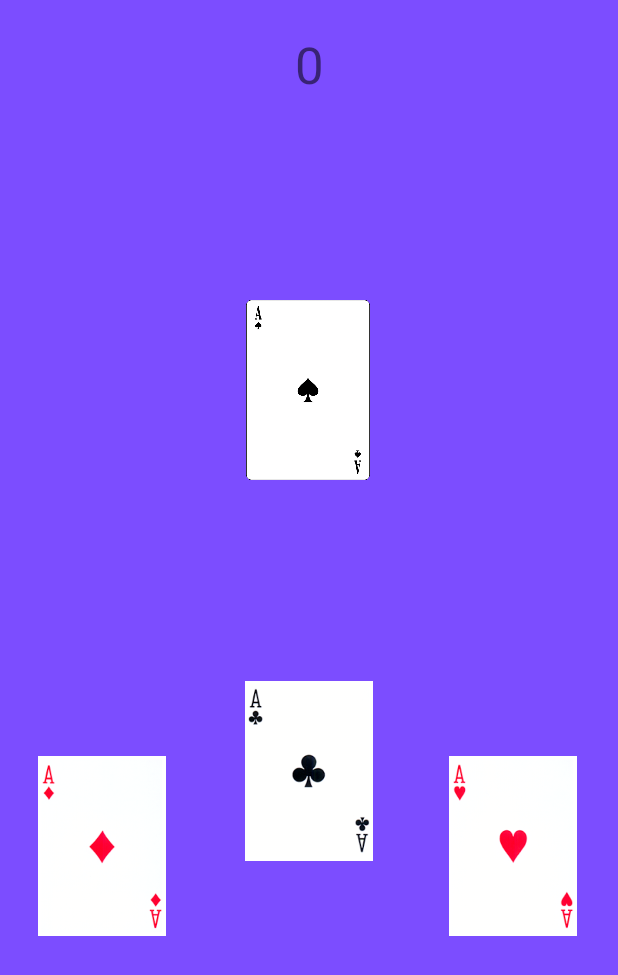
After one commit to emilakerman/cardzone, an Android app: the GameActivity1 screen opened directly, with no data from a screen before it, on a phone screen of 412 x 824 dp. The commit adds this screen. Shown: the top 975 px of the screen. Run offline under Robolectric (Android 15) with nearby library versions, the phone set to English and light mode, and no system bars.

Commit message:
work on moving cards

```diff
--- /dev/null
+++ b/app/src/main/res/layout/activity_game1.xml
@@ -0,0 +1,66 @@
+<?xml version="1.0" encoding="utf-8"?>
+<androidx.constraintlayout.widget.ConstraintLayout xmlns:android="http://schemas.android.com/apk/res/android"
+    xmlns:app="http://schemas.android.com/apk/res-auto"
+    xmlns:tools="http://schemas.android.com/tools"
+    android:layout_width="match_parent"
+    android:layout_height="match_parent"
+    android:background="#7C4DFF"
+    tools:context=".GameActivity1">
+
+    <ImageView
+        android:id="@+id/aceOfSpades"
+        android:layout_width="100dp"
+        android:layout_height="120dp"
+        android:layout_marginTop="200dp"
+        android:clickable="true"
+        android:contentDescription="ace of spades"
+        app:layout_constraintEnd_toEndOf="parent"
+        app:layout_constraintHorizontal_bias="0.498"
+        app:layout_constraintStart_toStartOf="parent"
+        app:layout_constraintTop_toTopOf="parent"
+        app:srcCompat="@drawable/aceofspades" />
+
+    <TextView
+        android:id="@+id/points"
+        android:layout_width="wrap_content"
+        android:layout_height="wrap_content"
+        android:layout_marginTop="20dp"
+        android:text="0"
+        android:textSize="34dp"
+        app:layout_constraintEnd_toEndOf="parent"
+        app:layout_constraintStart_toStartOf="parent"
+        app:layout_constraintTop_toTopOf="parent" />
+
+    <ImageView
+        android:id="@+id/aceOfClovers"
+        android:layout_width="100dp"
+        android:layout_height="120dp"
+        android:layout_marginBottom="250dp"
+        app:layout_constraintBottom_toBottomOf="parent"
+        app:layout_constraintEnd_toEndOf="parent"
+        app:layout_constraintStart_toStartOf="parent"
+        app:srcCompat="@drawable/aceofclovers" />
+
+    <ImageView
+        android:id="@+id/aceOfDiamonds"
+        android:layout_width="100dp"
+        android:layout_height="120dp"
+        android:layout_marginStart="20dp"
+        android:layout_marginEnd="40dp"
+        android:layout_marginBottom="200dp"
+        app:layout_constraintBottom_toBottomOf="parent"
+        app:layout_constraintEnd_toStartOf="@+id/aceOfClovers"
+        app:layout_constraintStart_toStartOf="parent"
+        app:srcCompat="@drawable/aceofdiamonds" />
+
+    <ImageView
+        android:id="@+id/aceOfHearts"
+        android:layout_width="100dp"
+        android:layout_height="120dp"
+        android:layout_marginEnd="20dp"
+        android:layout_marginBottom="200dp"
+        app:layout_constraintBottom_toBottomOf="parent"
+        app:layout_constraintEnd_toEndOf="parent"
+        app:srcCompat="@drawable/aceofhearts" />
+
+</androidx.constraintlayout.widget.ConstraintLayout>
--- a/app/src/main/res/layout/activity_main.xml
+++ b/app/src/main/res/layout/activity_main.xml
@@ -26,7 +26,7 @@
         app:layout_constraintTop_toTopOf="parent" />
 
     <Button
-        android:id="@+id/button"
+        android:id="@+id/playButton"
         android:layout_width="180dp"
         android:layout_height="80dp"
         android:layout_marginTop="80dp"
@@ -61,7 +61,7 @@
         app:layout_constraintEnd_toEndOf="parent"
         app:layout_constraintHorizontal_bias="0.497"
         app:layout_constraintStart_toStartOf="parent"
-        app:layout_constraintTop_toBottomOf="@+id/button" />
+        app:layout_constraintTop_toBottomOf="@+id/playButton" />
 
     <TextView
         android:id="@+id/textView2"
```
Also changed, not shown: app/src/main/AndroidManifest.xml (+4 -3 lines), app/src/main/java/com/example/cardzone/GameActivity1.kt (added, +101 -0 lines), app/src/main/java/com/example/cardzone/MainActivity.kt (+10 -3 lines), app/src/main/res/drawable/aceofclovers.png (added), app/src/main/res/drawable/aceofdiamonds.png (added), app/src/main/res/drawable/aceofhearts.png (added), app/src/main/res/drawable/aceofspades.png (added).
